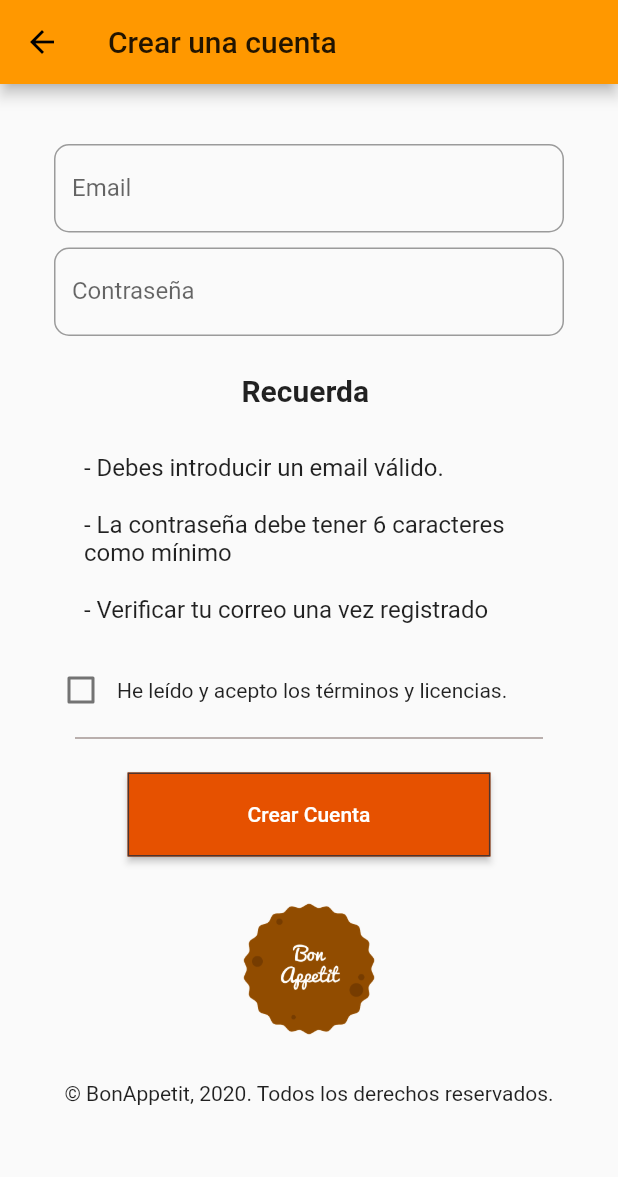
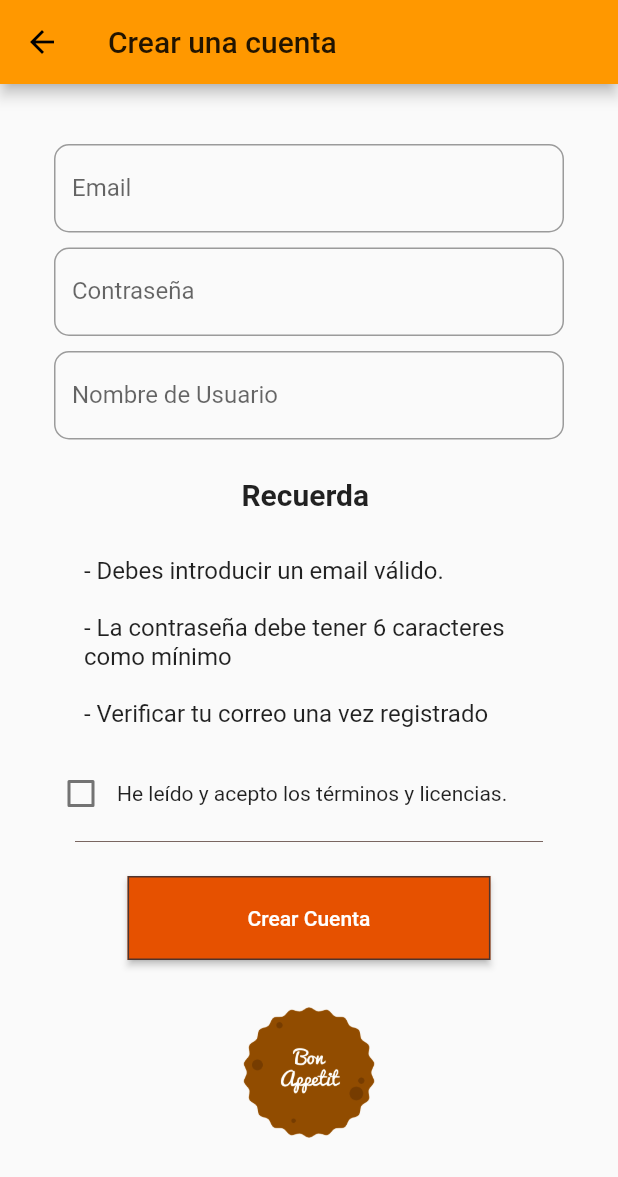
Before and after one commit to amerinoc/bonappetit, a Flutter app: the SignUp screen opened directly, on a phone screen of 412 x 824 dp. Shown: the top 1177 px of the screen. Run offline on Flutter 3.47's test engine with Material 2 defaults, Android fonts, the phone set to English and light mode, and no system bars; our stand-ins replace cloud_firestore, firebase_auth; missing offline and left inert: dart:ffi, flappy_search_bar; accounts and stored records are empty.

```diff
--- a/lib/Paginas/Setup/signUp.dart
+++ b/lib/Paginas/Setup/signUp.dart
@@ -1,4 +1,5 @@
 import 'package:bonappetit/Paginas/Setup/inicio.dart';
+import 'package:cloud_firestore/cloud_firestore.dart';
 import 'package:firebase_auth/firebase_auth.dart';
 import 'package:flutter/cupertino.dart';
 import 'package:flutter/material.dart';
@@ -9,8 +10,9 @@ class SignUp extends StatefulWidget {
 }
 
 class _SignUpState extends State<SignUp> {
-  String email, pass;
+  String email, pass, username;
   bool _valorChk = false;
+
   final GlobalKey<FormState> claveform = GlobalKey<FormState>();
 
   @override
@@ -77,6 +79,29 @@ class _SignUpState extends State<SignUp> {
                 ),
               ),
 
+              // campo USERNAME CREAR
+              Container(
+                width: 340.0,
+                margin: const EdgeInsets.only(top: 10.0),
+                child: TextFormField(
+                  // ignore: missing_return
+                  validator: (input) {
+                    if (input.isEmpty) {
+                      return 'El campo no puede quedar vacío';
+                    } // fin if validacion email
+                  },
+                  onSaved: (input) => username = input,
+                  decoration: InputDecoration(
+                    labelText: 'Nombre de Usuario',
+                    border: OutlineInputBorder(
+                        borderRadius: BorderRadius.circular(10.0)),
+                    focusedBorder: OutlineInputBorder(
+                      borderSide: BorderSide(color: Colors.orange[700]),
+                    ),
+                  ),
+                ),
+              ),
+
               // contenedor AVISO PARA NAVEGANTES
               Container(
                 margin: const EdgeInsets.only(top: 25.0),
@@ -134,7 +159,8 @@ class _SignUpState extends State<SignUp> {
               // boton CREAR CUENTA
               Container(
                 margin: const EdgeInsets.only(top: 15.0),
-                child: botonCrearAcc(),
+                // primero se comprueba que el usuario ha marcado la casilla de los términos
+                child: botonCrearAccChk(),
               ),
               Container(
                 margin: const EdgeInsets.only(top: 25.0),
@@ -143,11 +169,6 @@ class _SignUpState extends State<SignUp> {
                   height: 100,
                   width: 130,
                 ),
-              ),
-              Container(
-                margin: const EdgeInsets.only(top: 25.0),
-                child:
-                    Text('© BonAppetit, 2020. Todos los derechos reservados.'),
               ),
             ],
           ),
@@ -167,8 +188,17 @@ class _SignUpState extends State<SignUp> {
         // conexion del usuario
         AuthResult autenticador = await FirebaseAuth.instance
             .createUserWithEmailAndPassword(email: email, password: pass);
+
+        // una vez ha creado una cuenta
         FirebaseUser usuario = autenticador.user;
         usuario.sendEmailVerification();
+        Firestore.instance.collection('users').document(usuario.uid).setData({
+          "username": username,
+          "amigos": 0,
+          "publicaciones": 0,
+          "listamigos": []
+        });
+
         Navigator.pushReplacement(
             context, MaterialPageRoute(builder: (context) => PaginaInicio()));
       } catch (e) {
@@ -177,7 +207,7 @@ class _SignUpState extends State<SignUp> {
     } // fin if validacion de usuario
   } // fin metodo crearUsuario()
 
-  Widget botonCrearAcc() {
+  Widget botonCrearAccChk() {
     return RaisedButton(
       padding: const EdgeInsets.only(
           left: 80.0, right: 80.0, top: 20.0, bottom: 20.0),
@@ -193,5 +223,5 @@ class _SignUpState extends State<SignUp> {
         } else {}
       },
     );
-  } // fin metodo boton()
+  } // fin widget botonCrearAccChk
 } // fin de la clase
```
Also changed, not shown: lib/Paginas/Setup/inicio.dart (+12 -5 lines), lib/Paginas/home.dart (+2 -8 lines).
